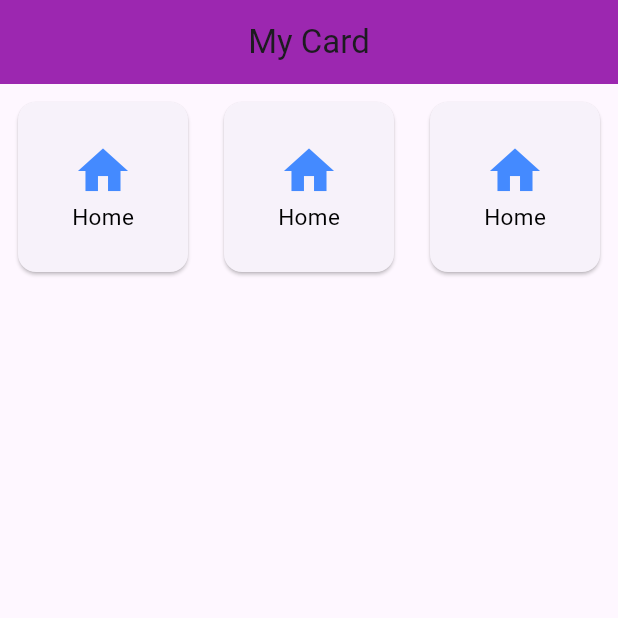
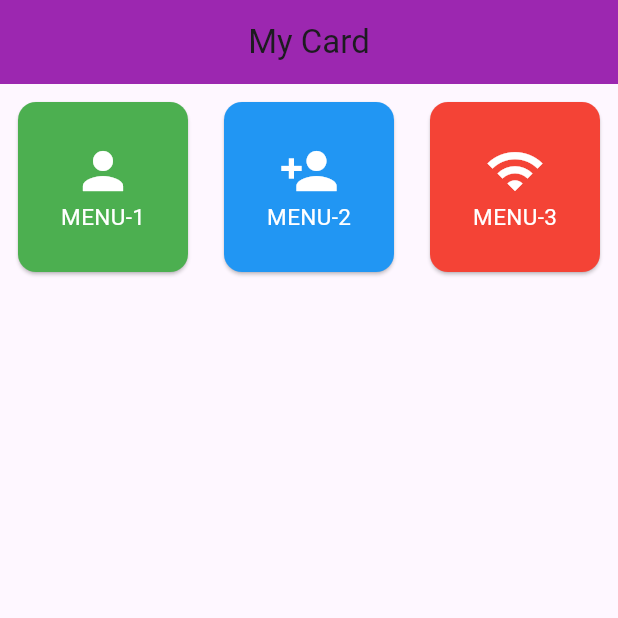
Before and after one commit to samchat2561/week15-mobile-C2-22569, a Flutter app: the screen it shows after launch, on a phone screen of 412 x 824 dp, the top half of it. Run offline on Flutter 3.47's test engine with Material 3 defaults, Android fonts, the phone set to English and light mode, and no system bars.

```diff
--- a/lib/views/mycard.dart
+++ b/lib/views/mycard.dart
@@ -1,4 +1,18 @@
 import 'package:flutter/material.dart';
+
+class ListMenu {
+  final String? title;
+  final IconData? icon;
+  final Color? bkColor;
+
+  ListMenu({required this.title, required this.icon, required this.bkColor});
+}
+
+List<ListMenu> menus = [
+  ListMenu(title: "MENU-1", icon: Icons.person, bkColor: Colors.green),
+  ListMenu(title: "MENU-2", icon: Icons.person_add, bkColor: Colors.blue),
+  ListMenu(title: "MENU-3", icon: Icons.wifi, bkColor: Colors.red),
+];
 
 class Mycard extends StatelessWidget {
   const Mycard({super.key});
@@ -14,21 +28,26 @@ class Mycard extends StatelessWidget {
       body: Container(
         child: GridView.count(
           crossAxisCount: 3,
-          children: List.generate(3, (index) {
+          children: List.generate(menus.length, (index) {
             return Card(
+              color: menus[index].bkColor,
               margin: EdgeInsets.all(12.0),
               child: InkWell(
                 onTap: () {
-                  debugPrint("My Card");
+                  debugPrint(menus[index].title);
                 },
                 child: Center(
                   child: Column(
                     mainAxisSize: MainAxisSize.min,
                     children: [
-                      Icon(Icons.home, size: 40, color: Colors.blueAccent),
+                      Icon(
+                        menus[index].icon,
+                        size: 40,
+                        color: Colors.white,
+                      ),
                       Text(
-                        "Home",
-                        style: TextStyle(fontSize: 15, color: Colors.black),
+                        "${menus[index].title}",
+                        style: TextStyle(fontSize: 15, color: Colors.white),
                       ),
                     ],
                   ),
```
